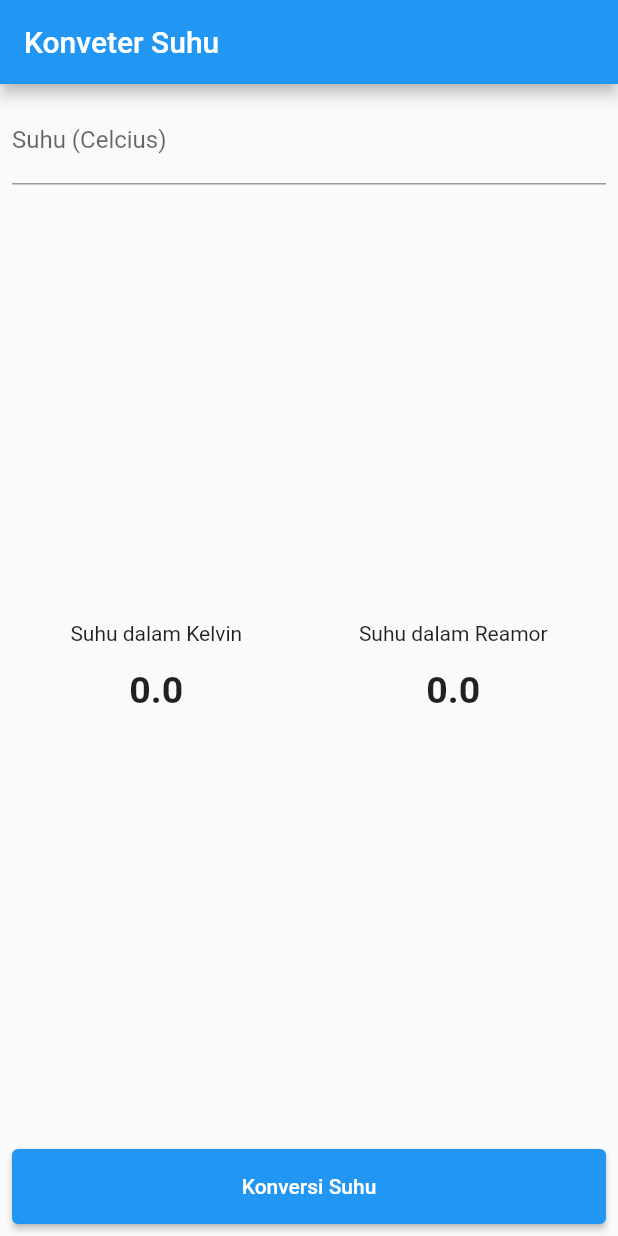
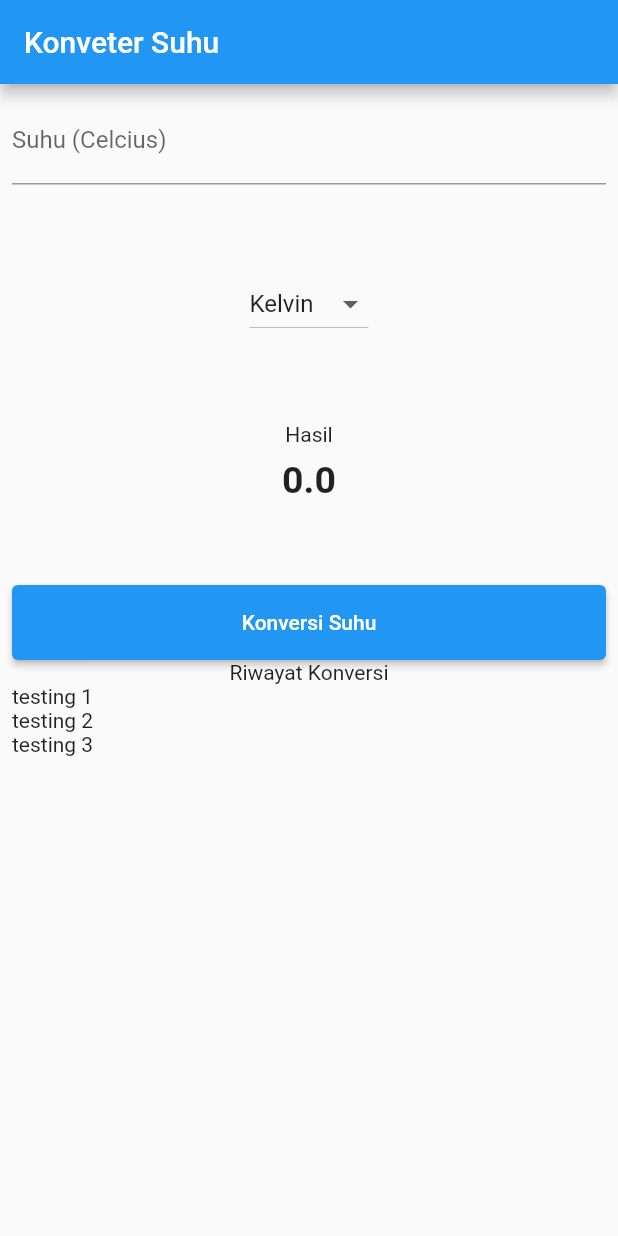
Before and after one commit to oxychan/converter_suhu, a Flutter app: the screen it shows after launch, on a phone screen of 412 x 824 dp. Run offline on Flutter 3.47's test engine with Material 2 defaults, Android fonts, the phone set to English and light mode, and no system bars.

Commit message:
add history feature

```diff
--- a/lib/main.dart
+++ b/lib/main.dart
@@ -55,10 +55,25 @@ class _MyAppState extends State<MyApp> {
             key: _globalKey,
             child: Column(
               mainAxisAlignment: MainAxisAlignment.spaceBetween,
-              crossAxisAlignment: CrossAxisAlignment.center,
+              children: [
+                Expanded(
+                  child: Column(
+                    mainAxisAlignment: MainAxisAlignment.spaceBetween,
                     children: [
                       InputField(
                         inputController: inputController,
+                      ),
+                      DropdownButton<String>(
+                        items: [
+                          DropdownMenuItem(
+                              value: "Kelvin",
+                              child: Container(child: Text("Kelvin"))),
+                          DropdownMenuItem(
+                              value: "Reamur",
+                              child: Container(child: Text("Reamur"))),
+                        ],
+                        value: 'Kelvin',
+                        onChanged: (String? value) {},
                       ),
                       Result(
                         kelvin: _kelvin,
@@ -70,6 +85,27 @@ class _MyAppState extends State<MyApp> {
                     ],
                   ),
                 ),
+                Expanded(
+                  child: Column(
+                    children: [
+                      Container(
+                        child: Text('Riwayat Konversi'),
+                      ),
+                      Expanded(
+                        child: ListView(
+                          children: [
+                            Text('testing 1'),
+                            Text('testing 2'),
+                            Text('testing 3'),
+                          ],
+                        ),
+                      ),
+                    ],
+                  ),
+                )
+              ],
+            ),
+          ),
         ),
       ),
     );
--- a/lib/result.dart
+++ b/lib/result.dart
@@ -18,26 +18,10 @@ class Result extends StatelessWidget {
       mainAxisAlignment: MainAxisAlignment.spaceAround,
       children: [
         Column(
-          crossAxisAlignment: CrossAxisAlignment.center,
           children: [
-            const Text('Suhu dalam Kelvin'),
+            const Text('Hasil'),
             Container(
-              margin: const EdgeInsets.only(top: 15),
-              child: Text(
-                '$_kelvin',
-                style: const TextStyle(
-                  fontWeight: FontWeight.bold,
-                  fontSize: 25,
-                ),
-              ),
-            ),
-          ],
-        ),
-        Column(
-          children: [
-            const Text('Suhu dalam Reamor'),
-            Container(
-              margin: const EdgeInsets.only(top: 15),
+              margin: const EdgeInsets.only(top: 8),
               child: Text(
                 '$_reamur',
                 style: const TextStyle(
```
Lines whose indentation alone changed are shown as unchanged.
